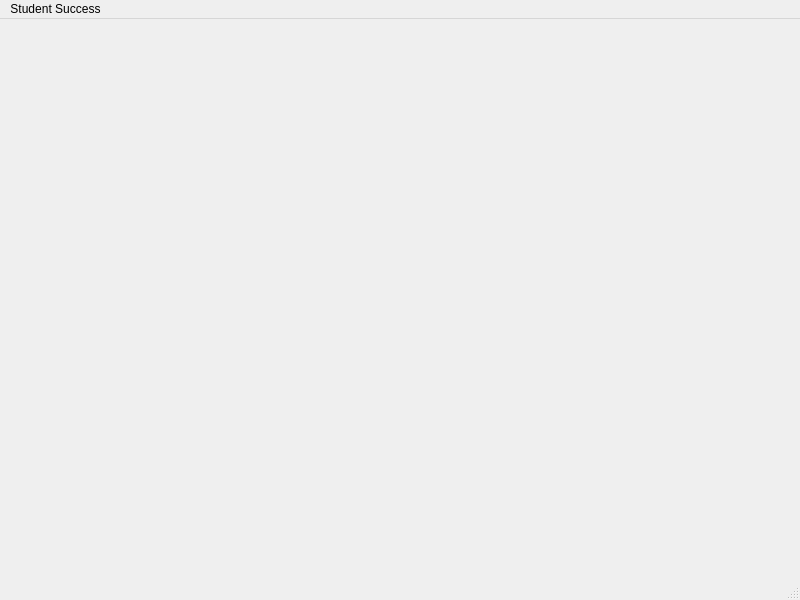
First picture: the form in studentSuccess/mainwindow.ui, repository Kienda/HonorsProject, before the edit.
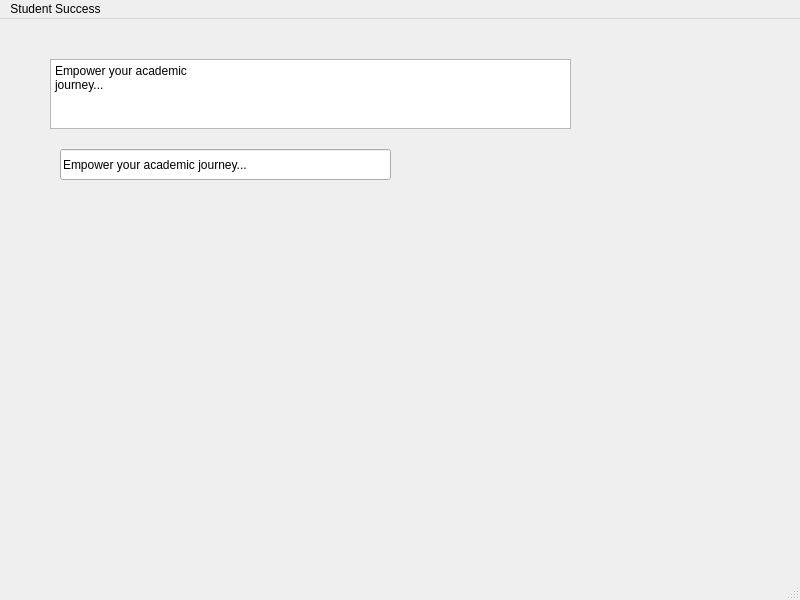
Second picture: the form after the edit.

```diff
--- a/studentSuccess/mainwindow.ui
+++ b/studentSuccess/mainwindow.ui
@@ -13,7 +13,42 @@
   <property name="windowTitle">
    <string>MainWindow</string>
   </property>
-  <widget class="QWidget" name="centralwidget"/>
+  <widget class="QWidget" name="centralwidget">
+   <widget class="QTextEdit" name="textEdit">
+    <property name="geometry">
+     <rect>
+      <x>50</x>
+      <y>40</y>
+      <width>521</width>
+      <height>70</height>
+     </rect>
+    </property>
+    <property name="html">
+     <string>&lt;!DOCTYPE HTML PUBLIC &quot;-//W3C//DTD HTML 4.0//EN&quot; &quot;http://www.w3.org/TR/REC-html40/strict.dtd&quot;&gt;
+&lt;html&gt;&lt;head&gt;&lt;meta name=&quot;qrichtext&quot; content=&quot;1&quot; /&gt;&lt;meta charset=&quot;utf-8&quot; /&gt;&lt;style type=&quot;text/css&quot;&gt;
+p, li { white-space: pre-wrap; }
+hr { height: 1px; border-width: 0; }
+li.unchecked::marker { content: &quot;\2610&quot;; }
+li.checked::marker { content: &quot;\2612&quot;; }
+&lt;/style&gt;&lt;/head&gt;&lt;body style=&quot; font-family:'Segoe UI'; font-size:9pt; font-weight:400; font-style:normal;&quot;&gt;
+&lt;p style=&quot; margin-top:0px; margin-bottom:0px; margin-left:0px; margin-right:0px; -qt-block-indent:0; text-indent:0px;&quot;&gt;Empower your academic&lt;/p&gt;
+&lt;p style=&quot; margin-top:0px; margin-bottom:0px; margin-left:0px; margin-right:0px; -qt-block-indent:0; text-indent:0px;&quot;&gt;journey...&lt;/p&gt;&lt;/body&gt;&lt;/html&gt;</string>
+    </property>
+   </widget>
+   <widget class="QLineEdit" name="lineEdit">
+    <property name="geometry">
+     <rect>
+      <x>60</x>
+      <y>130</y>
+      <width>331</width>
+      <height>31</height>
+     </rect>
+    </property>
+    <property name="text">
+     <string>Empower your academic journey...</string>
+    </property>
+   </widget>
+  </widget>
   <widget class="QMenuBar" name="menubar">
    <property name="geometry">
     <rect>
```
